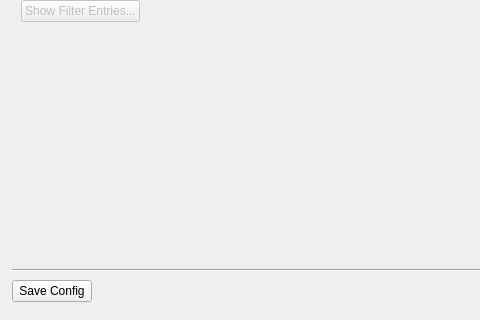
Qt form ibtool/ibtool_dialog_base.ui (IB-Tool/IB-Tool-3) before a commit; both pictures show x 0 to 480 and y 380 to 700 of the 960 by 700 pixel window.
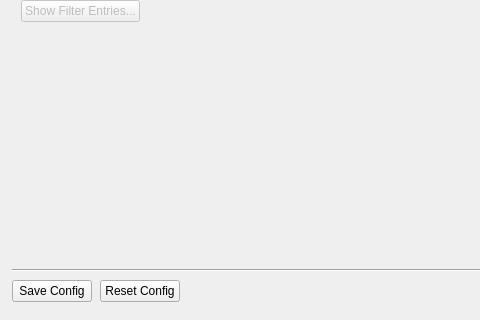
The same form after that commit. Custom widgets are drawn as their Qt base class.

Commit message: Add "Reset Config" button to UI with tooltip to delete CONFIG.ini and reset fields to defaults

What changed in the file:
```diff
--- a/ibtool/ibtool_dialog_base.ui
+++ b/ibtool/ibtool_dialog_base.ui
@@ -1007,6 +1007,16 @@
        </property>
       </widget>
      </item>
+     <item>
+      <widget class="QPushButton" name="DeleteConfigButton">
+       <property name="text">
+        <string>Reset Config</string>
+       </property>
+       <property name="toolTip">
+        <string>Delete CONFIG.ini and reset all fields to defaults</string>
+       </property>
+      </widget>
+     </item>
      <item>
       <spacer>
        <property name="orientation">
```
